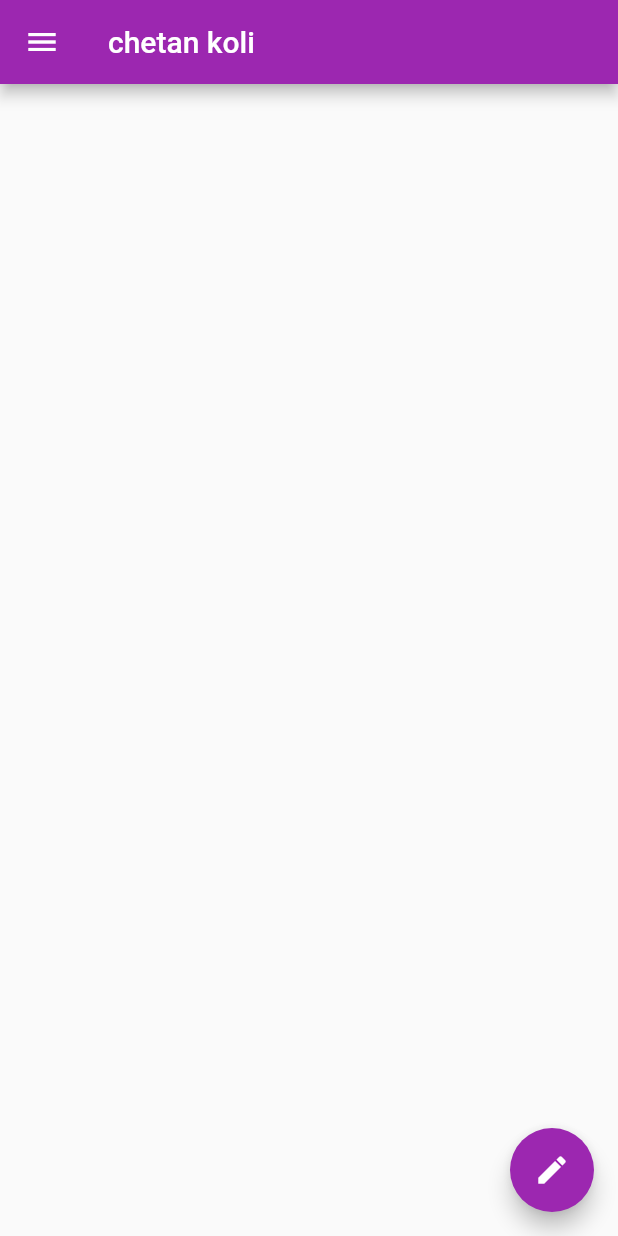
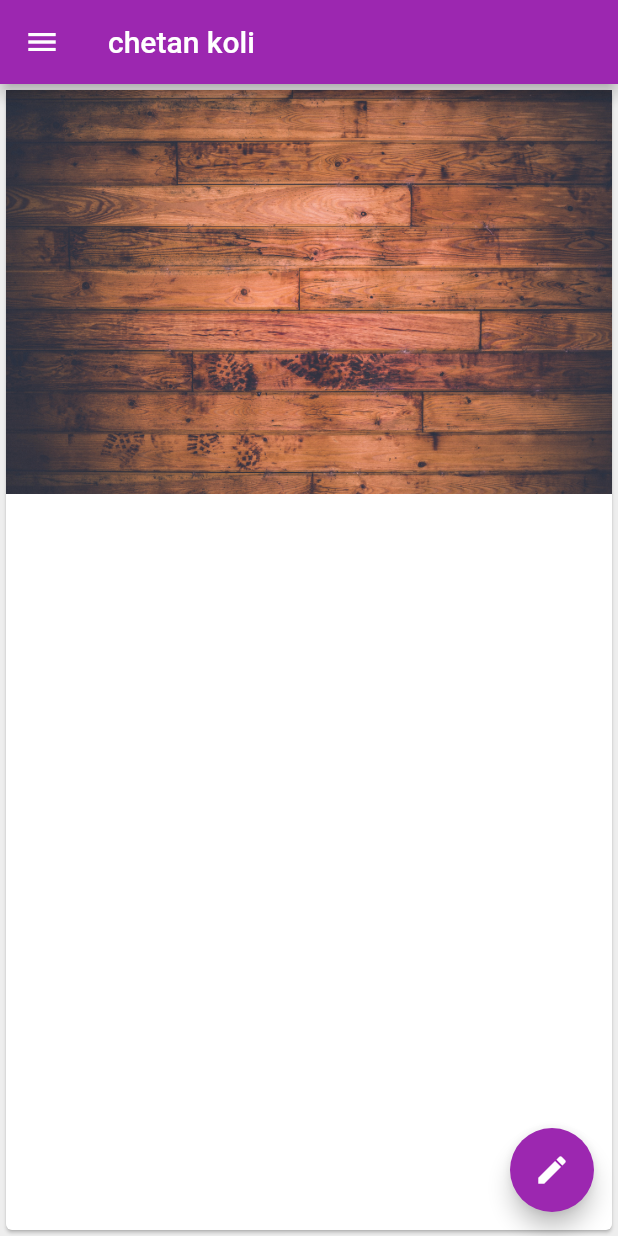
Before and after one commit to chetankoli1/flutter, a Flutter app: the screen it shows after launch, on a phone screen of 412 x 824 dp. Run offline on Flutter 3.47's test engine with Material 2 defaults, Android fonts, the phone set to English and light mode, and no system bars.

Commit message:
new commit

```diff
--- a/lib/main.dart
+++ b/lib/main.dart
@@ -13,13 +13,21 @@ class HomeScreen extends StatelessWidget {
   Widget build(BuildContext context) {
 
     return Scaffold(
-
-      body: Container(
-
-      ),
+      backgroundColor: Colors.grey[200],
       appBar: AppBar(
         title: new Text("chetan koli")
       ),
+      body: Center(
+        child: Card(
+          child: Column(
+           children: [
+             Image.asset("assets/Images/chetan.jpg")
+           ],
+          ),
+
+        )
+      ),
+
       drawer: Drawer(
         child: ListView(
             children: [
--- a/pubspec.yaml
+++ b/pubspec.yaml
@@ -47,8 +47,8 @@ flutter:
   uses-material-design: true
 
   # To add assets to your application, add an assets section, like this:
-  # assets:
-  #   - images/a_dot_burr.jpeg
+  assets:
+    - assets/Images/chetan.jpg
   #   - images/a_dot_ham.jpeg
 
   # An image asset can refer to one or more resolution-specific "variants", see
```
Also changed, not shown: assets/Images/chetan.jpg (added).
